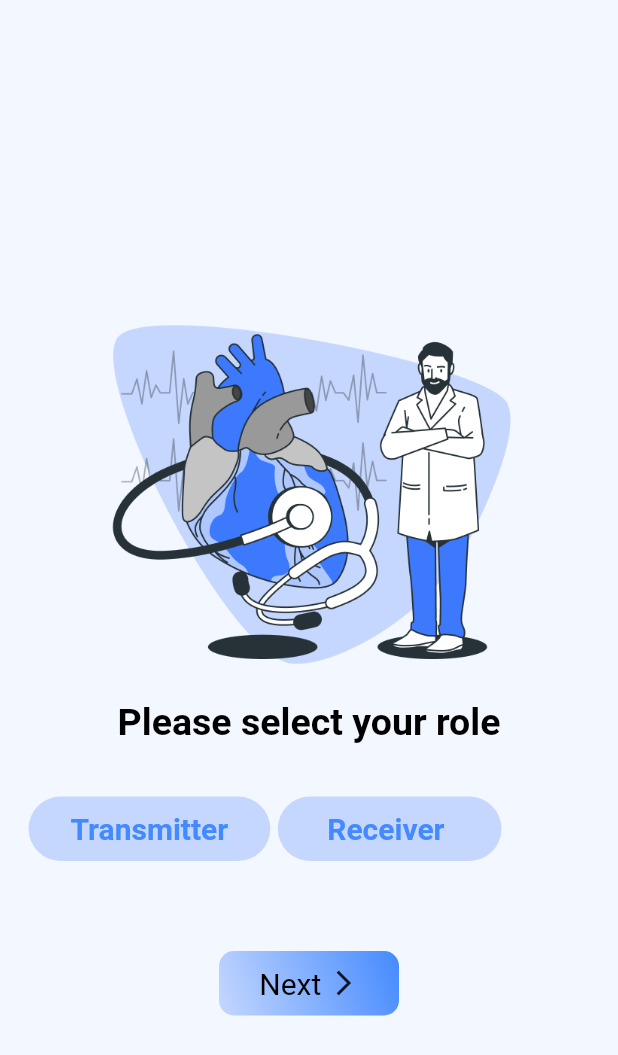
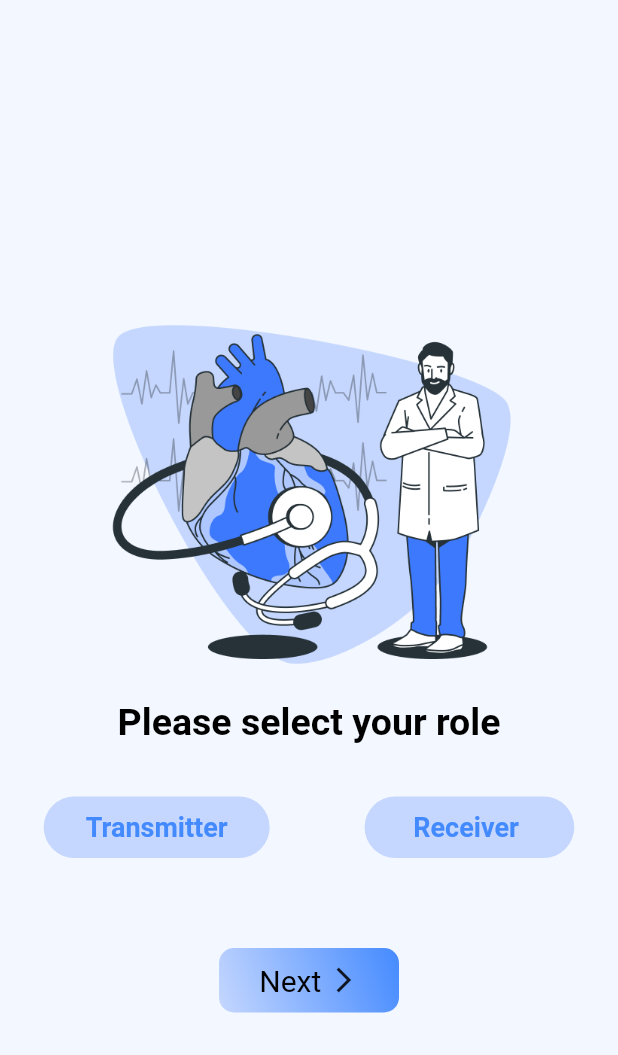
Before and after one commit to ruqaiyasattar/digitalstethoecopeAI, a Flutter app: the RolePage screen opened by its route, on a phone screen of 412 x 824 dp. Shown: the top 1055 px of the screen. Run offline on Flutter 3.47's test engine with Material 2 defaults, Android fonts, the phone set to English and light mode, and no system bars; our stand-ins replace file_picker, fluttertoast, permission_handler; missing offline and left inert: audio_waveforms, simple_ripple_animation.

Commit message:
fix button overflow on role page

```diff
--- a/lib/CustomButton.dart
+++ b/lib/CustomButton.dart
@@ -23,7 +23,7 @@ class CustomButton extends StatelessWidget {
           style: const TextStyle(
             color: Colors.blueAccent,
             fontWeight: FontWeight.bold,
-            fontSize: 20,
+            fontSize: 18,
           ),
         ),
       ),
--- a/lib/screens/RolePage.dart
+++ b/lib/screens/RolePage.dart
@@ -33,8 +33,9 @@ class RolePage extends StatelessWidget {
             ),
           ),
           Padding(
-            padding: const EdgeInsets.only(top: 35, right: 0, left: 19.0),
+            padding: const EdgeInsets.only(top: 35, right: 0, left: 0.0),
             child: Row(
+              mainAxisAlignment: MainAxisAlignment.spaceEvenly,
               children: const [
                  CustomButton(
                   txt: 'Transmitter',
```
Also changed, not shown: pubspec.lock.
